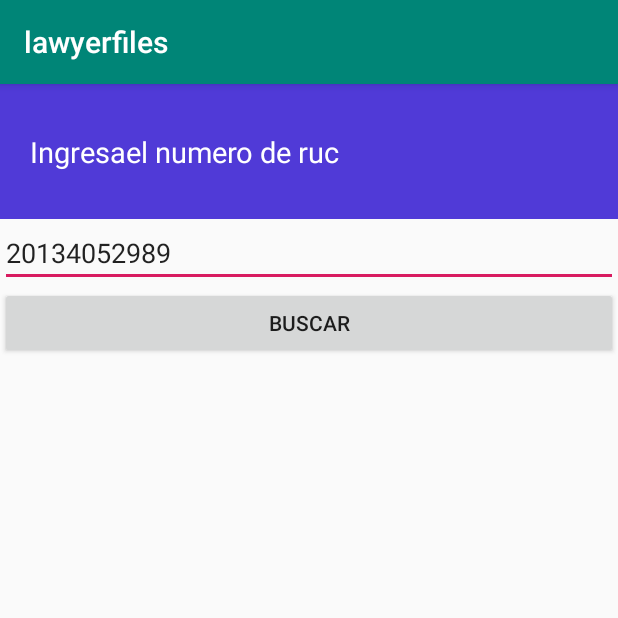
After one commit to juanchos2018/AppLawyerfiles, an Android app: the Consultas3Activity screen opened directly, with no data from a screen before it, on a phone screen of 412 x 824 dp, the top half of it. The commit adds this screen. Run offline under Robolectric (Android 15) with nearby library versions, the light colour scheme and no system bars; our stand-ins replace Volley.

Commit message:
consultas

```diff
--- a/app/build.gradle
+++ b/app/build.gradle
@@ -41,6 +41,7 @@ dependencies {
     implementation 'com.baoyz.actionsheet:library:1.1.7'
     implementation 'com.github.kenglxn.QRGen:android:2.5.0'
     implementation 'com.github.bumptech.glide:glide:3.7.0'
+    implementation 'com.google.code.gson:gson:2.3'
 
     implementation 'com.google.firebase:firebase-analytics:17.2.2'
     implementation 'com.firebaseui:firebase-ui-database:3.3.1'
--- a/app/src/main/java/com/document/lawyerfiles/Registro.java
+++ b/app/src/main/java/com/document/lawyerfiles/Registro.java
@@ -325,7 +325,7 @@ public class Registro extends AppCompatActivity {
         stringRequest.setRetryPolicy(policy);
         requestQueue.add(stringRequest);
 
-    }
+}
 
     private void cargardatos2(String dni) {
 
--- /dev/null
+++ b/app/src/main/res/layout/activity_consultas3.xml
@@ -0,0 +1,194 @@
+<?xml version="1.0" encoding="utf-8"?>
+<androidx.constraintlayout.widget.ConstraintLayout xmlns:android="http://schemas.android.com/apk/res/android"
+    xmlns:app="http://schemas.android.com/apk/res-auto"
+    xmlns:tools="http://schemas.android.com/tools"
+    android:layout_width="match_parent"
+    android:layout_height="match_parent"
+    tools:context=".activitys.Consultas3Activity">
+
+    <LinearLayout
+        android:orientation="vertical"
+        android:layout_width="match_parent"
+        android:layout_height="match_parent">
+
+        <LinearLayout
+            android:layout_width="match_parent"
+            android:layout_height="90dp"
+            android:background="@color/bgAzul"
+            android:gravity="center"
+            android:orientation="horizontal">
+
+            <LinearLayout
+                android:layout_width="match_parent"
+                android:layout_height="wrap_content"
+                android:layout_marginRight="20dp"
+                android:layout_marginLeft="20dp"
+
+                >
+
+                <TextView
+                    android:textColor="@color/white"
+                    android:textSize="19sp"
+                    android:text="Ingresael numero de ruc"
+                    android:layout_width="match_parent"
+                    android:layout_height="wrap_content">
+
+                </TextView>
+
+            </LinearLayout>
+
+        </LinearLayout>
+
+        <EditText
+            android:id="@+id/id_etdrucbuscar"
+            android:hint="Ruc"
+            android:text="20134052989"
+            android:inputType="number"
+            android:layout_width="match_parent"
+            android:layout_height="wrap_content">
+
+        </EditText>
+
+        <Button
+            android:id="@+id/btnbuscaruc"
+            android:text="Buscar"
+            android:layout_width="match_parent"
+            android:layout_height="wrap_content">
+
+        </Button>
+        <LinearLayout
+            android:orientation="vertical"
+            android:layout_width="match_parent"
+            android:layout_height="match_parent">
+
+            <ListView
+                android:id="@+id/listaAnimales"
+                android:layout_width="match_parent"
+                android:layout_height="match_parent"
+                android:scrollbars="vertical" />
+
+
+        </LinearLayout>
+
+        <!--
+
+        <androidx.cardview.widget.CardView
+            android:id="@+id/card1"
+            android:layout_width="match_parent"
+            android:layout_height="wrap_content">
+            <ScrollView
+                android:layout_width="match_parent"
+                android:layout_height="match_parent">
+
+
+                <LinearLayout
+                    android:padding="10dp"
+                    android:orientation="vertical"
+                    android:layout_width="match_parent"
+                    android:layout_height="match_parent">
+
+
+                    <ImageView
+                        android:src="@drawable/ic_represenate"
+                        android:layout_width="90dp"
+                        android:layout_height="90dp">
+                    </ImageView>
+
+                    <LinearLayout
+                        android:layout_marginTop="10dp"
+                        android:orientation="horizontal"
+                        android:layout_width="match_parent"
+                        android:layout_height="wrap_content">
+
+                        <TextView
+                            android:layout_width="wrap_content"
+                            android:layout_height="match_parent"
+                            android:text="tipoDoc"
+                            android:textStyle="bold">
+
+                        </TextView>
+                        <TextView
+                            android:id="@+id/tipoDoc"
+                            android:text="Dni"
+                            android:layout_marginLeft="60dp"
+                            android:layout_width="match_parent"
+                            android:layout_height="wrap_content">
+
+                        </TextView>
+                    </LinearLayout>
+                    <LinearLayout
+                        android:layout_marginTop="10dp"
+                        android:orientation="horizontal"
+                        android:layout_width="match_parent"
+                        android:layout_height="wrap_content">
+
+                        <TextView
+                            android:text="nroDoc"
+                            android:textStyle="bold"
+                            android:layout_width="wrap_content"
+                            android:layout_height="wrap_content">
+
+                        </TextView>
+                        <TextView
+                            android:id="@+id/nroDoc"
+                            android:text=""
+                            android:layout_marginLeft="20dp"
+                            android:layout_width="match_parent"
+                            android:layout_height="wrap_content">
+
+                        </TextView>
+                    </LinearLayout>
+                    <LinearLayout
+                        android:layout_marginTop="10dp"
+                        android:orientation="horizontal"
+                        android:layout_width="match_parent"
+                        android:layout_height="wrap_content">
+
+                        <TextView
+                            android:text="nombres"
+                            android:textStyle="bold"
+                            android:layout_width="wrap_content"
+                            android:layout_height="wrap_content">
+
+                        </TextView>
+                        <TextView
+                            android:id="@+id/nombres"
+                            android:text=""
+                            android:layout_marginLeft="20dp"
+                            android:layout_width="match_parent"
+                            android:layout_height="wrap_content">
+
+                        </TextView>
+                    </LinearLayout>
+                    <LinearLayout
+                        android:layout_marginTop="10dp"
+                        android:orientation="horizontal"
+                        android:layout_width="match_parent"
+                        android:layout_height="wrap_content">
+
+                        <TextView
+                            android:text="cargo"
+                            android:textStyle="bold"
+                            android:layout_width="wrap_content"
+                            android:layout_height="wrap_content">
+
+                        </TextView>
+                        <TextView
+                            android:id="@+id/cargo"
+                            android:text=""
+                            android:layout_marginLeft="20dp"
+                            android:layout_width="match_parent"
+                            android:layout_height="wrap_content">
+
+                        </TextView>
+                    </LinearLayout>
+
+
+
+                </LinearLayout>
+            </ScrollView>
+
+        </androidx.cardview.widget.CardView>
+        -->
+    </LinearLayout>
+</androidx.constraintlayout.widget.ConstraintLayout>
```
Also changed, not shown: app/src/main/AndroidManifest.xml (+5 -8 lines), app/src/main/java/com/document/lawyerfiles/Clases/ClsRepresentantes.java (added, +48 -0 lines), app/src/main/java/com/document/lawyerfiles/Clases/GsonRepresentantesParser.java (added, +32 -0 lines), app/src/main/java/com/document/lawyerfiles/activitys/Consultas3Activity.java (added, +167 -0 lines), app/src/main/java/com/document/lawyerfiles/adapters/AdapterRepresentantes.java (added, +65 -0 lines), app/src/main/java/com/document/lawyerfiles/ui/consultas/ConsultasFragment.java (+13 -0 lines), app/src/main/res/layout/item_lista.xml (added, +102 -0 lines).
